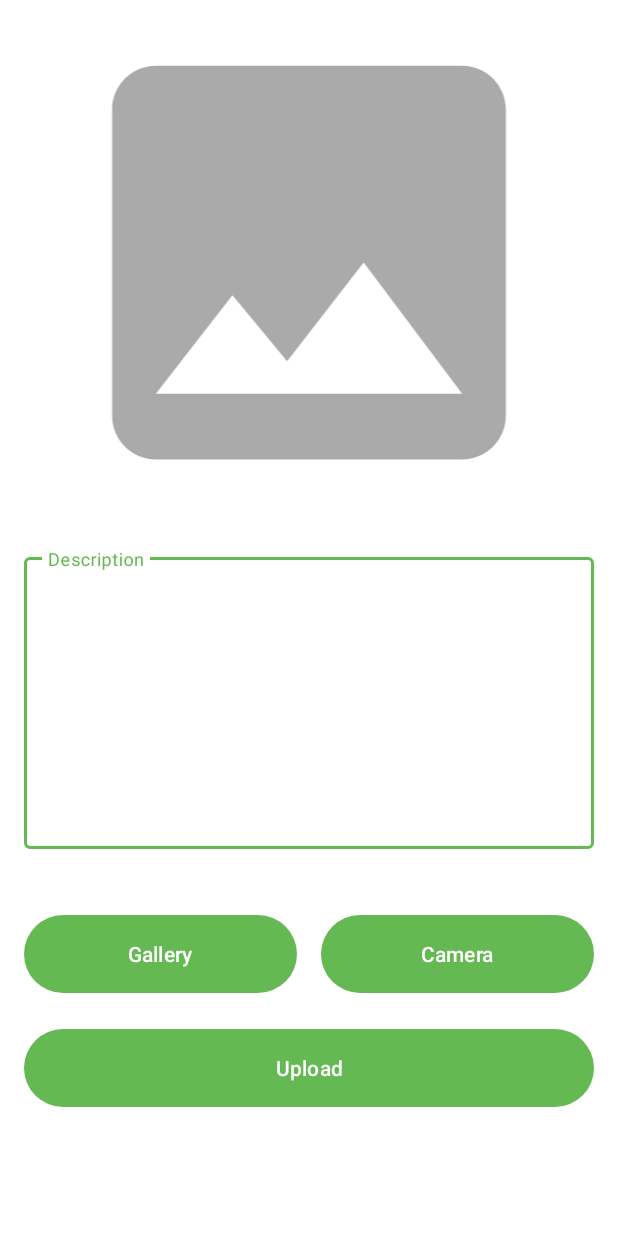
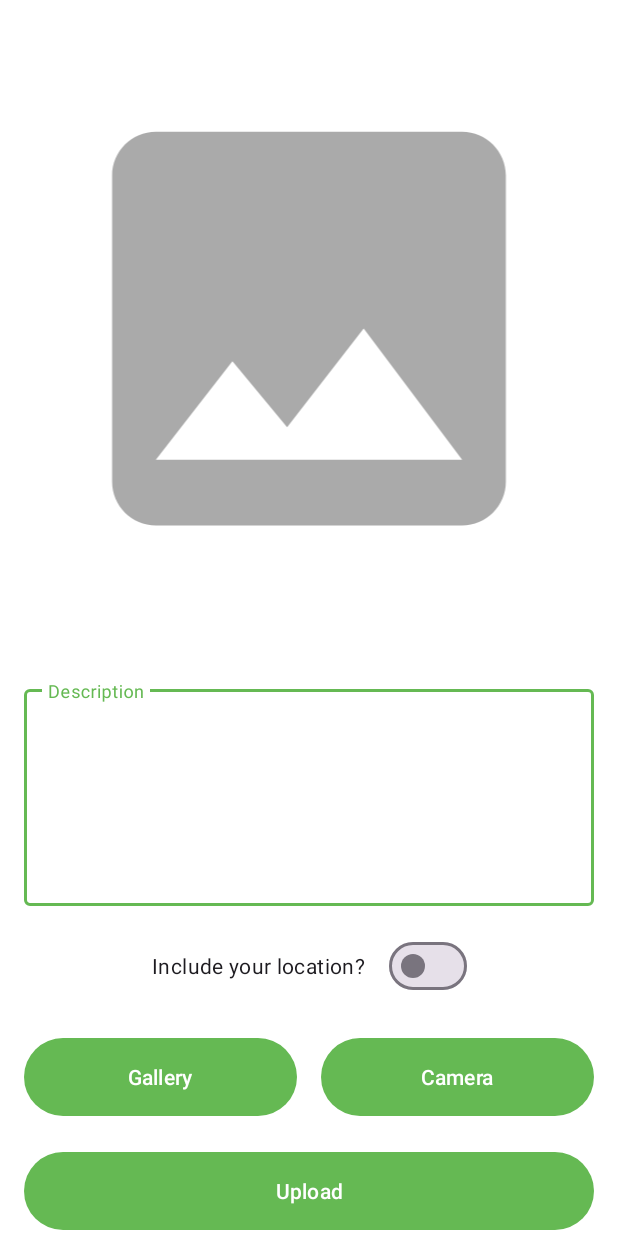
Before and after one commit to w1thre/StoryApp, an Android app: the CreateStoryActivity screen opened directly, with no data from a screen before it, on a phone screen of 412 x 824 dp. Run offline under Robolectric (Android 15) with nearby library versions, the phone set to English and light mode, and no system bars; our stand-ins replace Room's generated code, paging; network calls fail; pictures from the network do not load.

Commit message:
add location switch, minor fix bug, update localization

```diff
--- a/app/build.gradle.kts
+++ b/app/build.gradle.kts
@@ -51,6 +51,7 @@ dependencies {
     implementation(libs.androidx.activity)
     implementation(libs.androidx.constraintlayout)
     implementation(libs.play.services.maps)
+    implementation(libs.play.services.location)
     testImplementation(libs.junit)
     testImplementation(libs.junit.v412)
     androidTestImplementation(libs.androidx.junit)
--- a/app/src/main/java/com/codewithre/storyapp/data/remote/retrofit/ApiService.kt
+++ b/app/src/main/java/com/codewithre/storyapp/data/remote/retrofit/ApiService.kt
@@ -51,7 +51,9 @@ interface ApiService {
     @POST("stories")
     suspend fun uploadStory(
         @Part photo: MultipartBody.Part,
-        @Part("description") description: RequestBody
+        @Part("description") description: RequestBody,
+        @Part("lat") lat: Double? = null,
+        @Part("lon") lon: Double? = null
     ): UploadResponse
 
 }
--- a/app/src/main/java/com/codewithre/storyapp/view/createstory/CreateStoryViewModel.kt
+++ b/app/src/main/java/com/codewithre/storyapp/view/createstory/CreateStoryViewModel.kt
@@ -19,11 +19,16 @@ class CreateStoryViewModel(private val repository: UserRepository) : ViewModel()
     private val _isLoading = MutableLiveData<Boolean>()
     val isLoading: LiveData<Boolean> = _isLoading
 
-    fun uploadStory(file: MultipartBody.Part, description: RequestBody) {
+    fun uploadStory(
+        file: MultipartBody.Part,
+        description: RequestBody,
+        lat: Double?,
+        lon: Double?
+    ) {
         _isLoading.value = true
         viewModelScope.launch {
             try {
-                val response = repository.uploadStory(file, description)
+                val response = repository.uploadStory(file, description, lat, lon)
                 _uploadResult.value = response
             } catch (e: Exception) {
                 val errorMessage = getErrorMessage(e)
--- a/app/src/main/res/layout/activity_create_story.xml
+++ b/app/src/main/res/layout/activity_create_story.xml
@@ -42,7 +42,7 @@
             android:id="@+id/edt_desc_text_layout"
             style="@style/Widget.MaterialComponents.TextInputLayout.OutlinedBox"
             android:layout_width="0dp"
-            android:layout_height="200dp"
+            android:layout_height="150dp"
             android:layout_marginHorizontal="16dp"
             android:layout_marginTop="16dp"
             android:layout_marginBottom="40dp"
@@ -64,16 +64,26 @@
                 tools:ignore="SpeakableTextPresentCheck" />
         </com.google.android.material.textfield.TextInputLayout>
 
+        <com.google.android.material.materialswitch.MaterialSwitch
+            android:id="@+id/switch_gps_location"
+            android:layout_width="wrap_content"
+            android:layout_height="wrap_content"
+            android:layout_marginTop="16dp"
+            android:text="@string/include_gps_location"
+            app:layout_constraintEnd_toEndOf="parent"
+            app:layout_constraintStart_toStartOf="parent"
+            app:layout_constraintTop_toBottomOf="@id/edt_desc_text_layout" />
+
         <Button
             android:id="@+id/btn_gallery"
             android:layout_width="0dp"
             android:layout_height="60dp"
             android:layout_marginStart="16dp"
-            android:layout_marginTop="40dp"
+            android:layout_marginTop="20dp"
             android:text="@string/galeri"
             app:layout_constraintEnd_toStartOf="@id/btn_camera"
             app:layout_constraintStart_toStartOf="parent"
-            app:layout_constraintTop_toBottomOf="@+id/edt_desc_text_layout" />
+            app:layout_constraintTop_toBottomOf="@+id/switch_gps_location" />
 
         <Button
             android:id="@+id/btn_camera"
--- a/app/src/main/res/values/strings.xml
+++ b/app/src/main/res/values/strings.xml
@@ -44,4 +44,6 @@
     <string name="maps">Maps</string>
     <string name="title_activity_maps">MapsActivity</string>
     <string name="retry">Retry</string>
+    <string name="include_gps_location">Include your location?</string>
+    <string name="location_unavailable">Location Unavailable</string>
 </resources>
--- a/gradle/libs.versions.toml
+++ b/gradle/libs.versions.toml
@@ -21,6 +21,7 @@ glide = "4.16.0"
 swiperefreshlayout = "1.1.0"
 googleAndroidLibrariesMapsplatformSecretsGradlePlugin = "2.0.1"
 playServicesMaps = "18.2.0"
+playServicesLocation = "21.3.0"
 pagingRuntimeKtx = "3.1.0"
 roomPaging = "2.4.0-rc01"
 coreTesting = "2.1.0"
@@ -52,6 +53,7 @@ activity-ktx = { group = "androidx.activity", name = "activity-ktx", version.ref
 glide = { group = "com.github.bumptech.glide", name = "glide", version.ref = "glide" }
 swiperefreshlayout = { group = "androidx.swiperefreshlayout", name = "swiperefreshlayout", version.ref = "swiperefreshlayout" }
 play-services-maps = { group = "com.google.android.gms", name = "play-services-maps", version.ref = "playServicesMaps" }
+play-services-location = { module = "com.google.android.gms:play-services-location", version.ref = "playServicesLocation" }
 androidx-paging-runtime-ktx = { module = "androidx.paging:paging-runtime-ktx", version.ref = "pagingRuntimeKtx" }
 androidx-room-paging = { module = "androidx.room:room-paging", version.ref = "roomPaging" }
 androidx-core-testing = { module = "androidx.arch.core:core-testing", version.ref = "coreTesting" }
```
Also changed, not shown: app/src/main/java/com/codewithre/storyapp/data/UserRepository.kt (+7 -2 lines), app/src/main/java/com/codewithre/storyapp/view/createstory/CreateStoryActivity.kt (+48 -3 lines), app/src/main/java/com/codewithre/storyapp/view/main/MainActivity.kt (+14 -10 lines), 2 other files.
